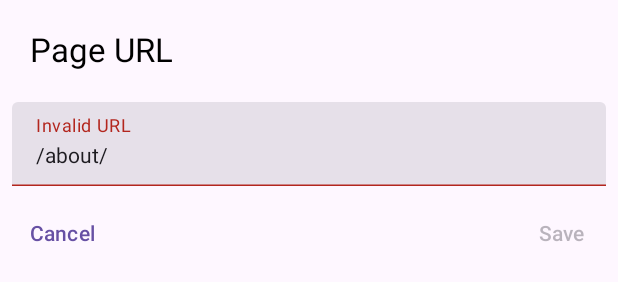
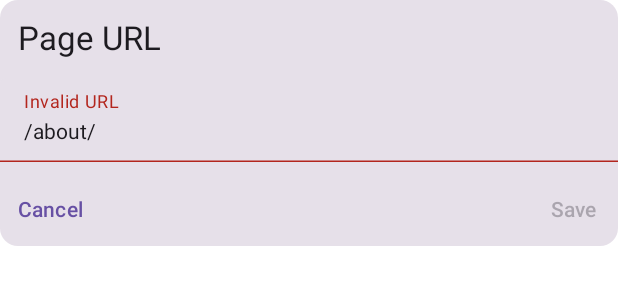
Before and after one commit to domisafonov/android_template, an Android app built with Jetpack Compose: the @Preview function UrlDialogUiErrorPreview, on a phone screen of 412 x 824 dp. Shown: the top 300 px of the screen. Run offline under Robolectric (Android 15) with nearby library versions, the phone set to English and light mode, and no system bars.

Commit message:
use card for dialog

```diff
--- a/app/src/main/kotlin/net/domisafonov/templateproject/ui/mainscreen/urldialog/UrlDialog.kt
+++ b/app/src/main/kotlin/net/domisafonov/templateproject/ui/mainscreen/urldialog/UrlDialog.kt
@@ -7,6 +7,7 @@ import androidx.compose.foundation.layout.Column
 import androidx.compose.foundation.layout.Row
 import androidx.compose.foundation.layout.fillMaxWidth
 import androidx.compose.foundation.layout.padding
+import androidx.compose.material3.Card
 import androidx.compose.material3.MaterialTheme
 import androidx.compose.material3.Text
 import androidx.compose.material3.TextButton
@@ -59,11 +60,8 @@ fun UrlDialogUi(
     onCancelClick: () -> Unit = {},
     onSaveClick: () -> Unit = {},
 ) {
-    Column(
-        modifier = modifier
-            .fillMaxWidth()
-            .background(MaterialTheme.colorScheme.surface)
-            .padding(8.dp),
+    Card(
+        modifier = modifier.fillMaxWidth()
     ) {
         Text(
             text = stringResource(id = R.string.url_dialog_title),
@@ -74,9 +72,7 @@ fun UrlDialogUi(
         TextField(
             value = text,
             onValueChange = onTextChanged,
-            modifier = Modifier
-                .fillMaxWidth()
-                .padding(top = 8.dp),
+            modifier = Modifier.fillMaxWidth(),
             isError = error != null,
             label = { error?.let { Text(text = it) } },
             singleLine = true,
```
